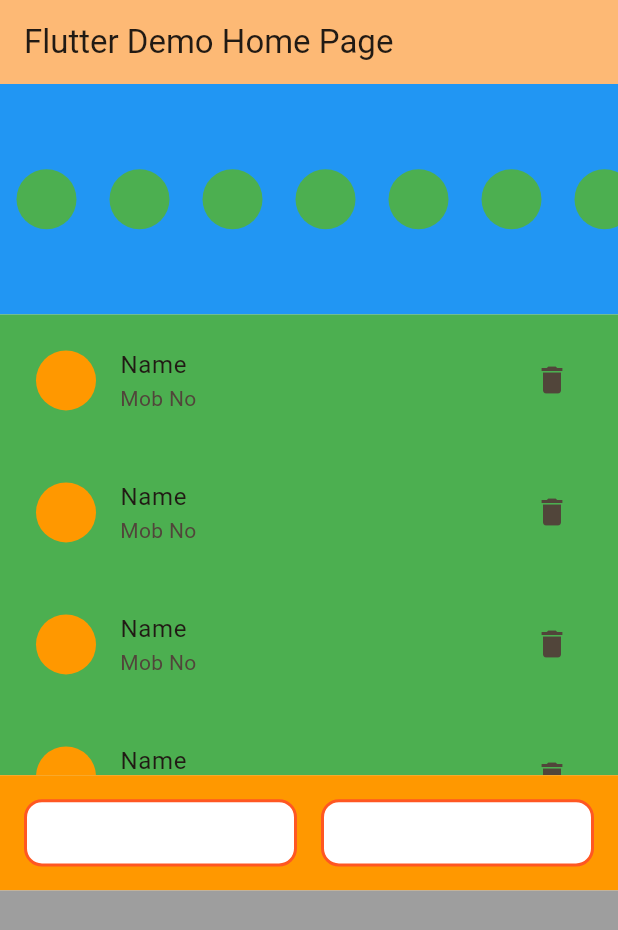
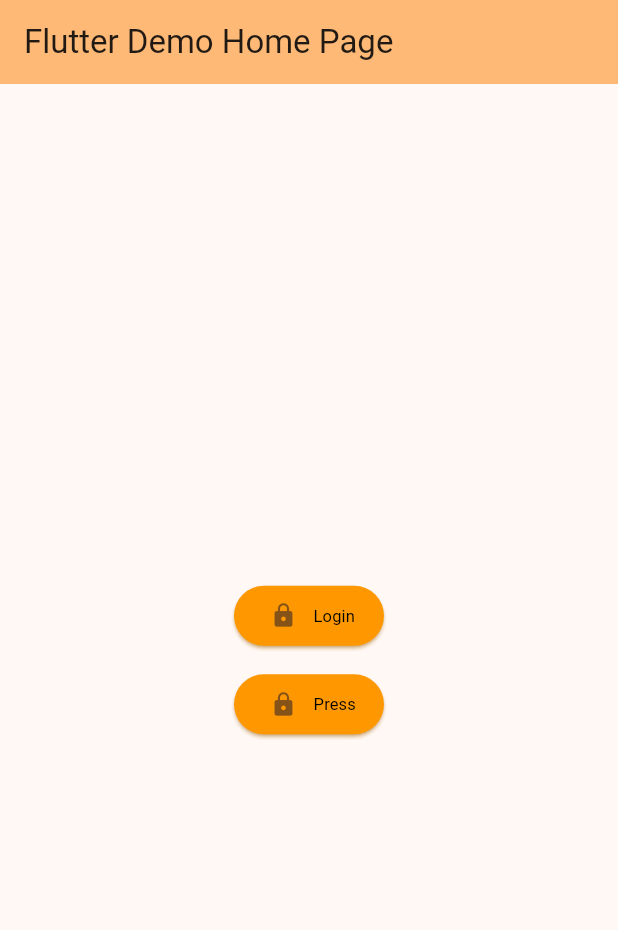
Before and after one commit to Vermasaiyam/my_app, a Flutter app: the screen it shows after launch, on a phone screen of 412 x 824 dp. Shown: the top 930 px of the screen. Run offline on Flutter 3.47's test engine with Material 3 defaults, Android fonts, the phone set to English and light mode, and no system bars.

Commit message:
custom widget

```diff
--- a/lib/main.dart
+++ b/lib/main.dart
@@ -1,6 +1,7 @@
 import 'package:flutter/material.dart';
 import 'package:my_app/ui_helper/util.dart';
 import 'package:intl/intl.dart';
+import 'package:my_app/widgets/rounded_button.dart';
 
 void main() {
   runApp(const MyApp());
@@ -104,57 +105,96 @@ class _MyHomePageState extends State<MyHomePage> {
         title: Text(widget.title),
       ),
 
+
       // custom widget
-
-      body: Container(
+      body: Center(
         child: Column(
+          mainAxisAlignment: MainAxisAlignment.center,
           children: [
-            CatItems(),
-            ContextItems(),
-            Expanded(
-              flex: 1,
-              child: Container(
-                color: Colors.orange,
-                padding: EdgeInsets.all(16), // margin inside orange container
-                child: Row(
-                  children: [
-                    Expanded(
-                      flex: 1,
-                      child: Container(
-                        decoration: BoxDecoration(
-                          color: Colors.white,
-                          border: Border.all(color: Colors.deepOrange, width: 2),
-                          borderRadius: BorderRadius.circular(12),
-                        ),
-                        height: 100,
-                      ),
-                    ),
-                    SizedBox(width: 16), // gap between the two blocks
-                    Expanded(
-                      flex: 1,
-                      child: Container(
-                        decoration: BoxDecoration(
-                          color: Colors.white,
-                          border: Border.all(color: Colors.deepOrange, width: 2),
-                          borderRadius: BorderRadius.circular(12),
-                        ),
-                        height: 100,
-                      ),
-                    ),
-                  ],
-                ),
+            Container(
+              width: 100,
+              child: RoundedButton(
+                btnName: 'Login',
+                icon: Icon(Icons.lock),
+                callback: (){
+                  print("Logged in!!!");
+                },
+                textStyle: mTextStyle11(),
               ),
             ),
-            Expanded(
-              flex: 3,
-              child: Container(
-                color: Colors.grey,
+            Container(height: 11,),
+            Container(
+              width: 100,
+              child: RoundedButton(
+                btnName: 'Press',
+                icon: Icon(Icons.lock),
+                callback: (){
+                  print("Logged in!!!");
+                },
+                bgColor: Colors.orange,
+                textStyle: mTextStyle11(),
               ),
             ),
           ],
         ),
       ),
 
+
+
+
+
+
+
+      // splitting into widget
+
+      // body: Container(
+      //   child: Column(
+      //     children: [
+      //       CatItems(),
+      //       ContextItems(),
+      //       Expanded(
+      //         flex: 1,
+      //         child: Container(
+      //           color: Colors.orange,
+      //           padding: EdgeInsets.all(16), // margin inside orange container
+      //           child: Row(
+      //             children: [
+      //               Expanded(
+      //                 flex: 1,
+      //                 child: Container(
+      //                   decoration: BoxDecoration(
+      //                     color: Colors.white,
+      //                     border: Border.all(color: Colors.deepOrange, width: 2),
+      //                     borderRadius: BorderRadius.circular(12),
+      //                   ),
+      //                   height: 100,
+      //                 ),
+      //               ),
+      //               SizedBox(width: 16), // gap between the two blocks
+      //               Expanded(
+      //                 flex: 1,
+      //                 child: Container(
+      //                   decoration: BoxDecoration(
+      //                     color: Colors.white,
+      //                     border: Border.all(color: Colors.deepOrange, width: 2),
+      //                     borderRadius: BorderRadius.circular(12),
+      //                   ),
+      //                   height: 100,
+      //                 ),
+      //               ),
+      //             ],
+      //           ),
+      //         ),
+      //       ),
+      //       Expanded(
+      //         flex: 3,
+      //         child: Container(
+      //           color: Colors.grey,
+      //         ),
+      //       ),
+      //     ],
+      //   ),
+      // ),
 
 
 
--- a/lib/widgets/rounded_button.dart
+++ b/lib/widgets/rounded_button.dart
@@ -0,0 +1,37 @@
+import 'package:flutter/cupertino.dart';
+import 'package:flutter/material.dart';
+
+class RoundedButton extends StatelessWidget{
+  final String btnName;
+  final Icon? icon;
+  final TextStyle? textStyle;
+  final Color? bgColor;
+  final VoidCallback? callback;
+
+  const RoundedButton({super.key, required this.btnName, this.icon, this.textStyle, this.bgColor = Colors.orange, this.callback});
+
+  @override
+  Widget build(BuildContext context) {
+    return ElevatedButton(
+      onPressed: (){
+        callback!();
+      },
+      child: icon!=null ? Row(
+        children: [
+          icon!,
+          Container(
+            width: 11,
+          ),
+          Text(btnName, style: textStyle,),
+        ]
+      ) : Text(btnName, style: textStyle,),
+      style: ElevatedButton.styleFrom(
+        backgroundColor: bgColor,
+        shadowColor: bgColor,
+        shape: RoundedRectangleBorder(
+          borderRadius: BorderRadius.circular(21.0),
+        )
+      ),
+    );
+  }
+}
```
